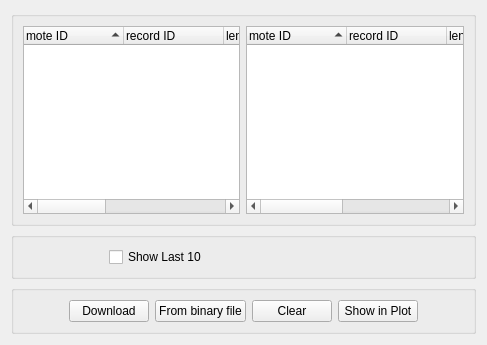
First picture: the form in tinyos-2.x/trunk/support/cpp/TestShimmer/src/SDataWidget.ui, repository baharev/szte-wsn-code, before the edit.
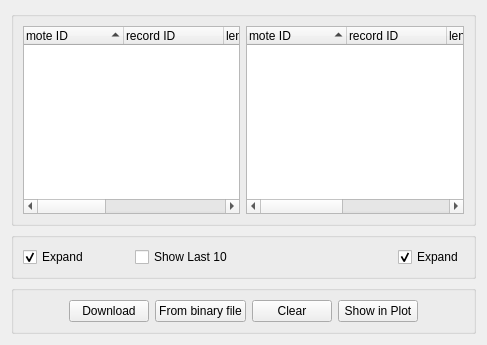
Second picture: the form after the edit.

```diff
--- a/tinyos-2.x/trunk/support/cpp/TestShimmer/src/SDataWidget.ui
+++ b/tinyos-2.x/trunk/support/cpp/TestShimmer/src/SDataWidget.ui
@@ -117,6 +117,16 @@
       <string/>
      </property>
      <layout class="QHBoxLayout" name="horizontalLayout_5">
+      <item>
+       <widget class="QCheckBox" name="expandLeft_cBox">
+        <property name="text">
+         <string>Expand</string>
+        </property>
+        <property name="checked">
+         <bool>true</bool>
+        </property>
+       </widget>
+      </item>
       <item>
        <spacer name="horizontalSpacer_3">
         <property name="orientation">
@@ -140,6 +150,19 @@
         </property>
        </widget>
       </item>
+      <item>
+       <spacer name="horizontalSpacer_7">
+        <property name="orientation">
+         <enum>Qt::Horizontal</enum>
+        </property>
+        <property name="sizeHint" stdset="0">
+         <size>
+          <width>40</width>
+          <height>20</height>
+         </size>
+        </property>
+       </spacer>
+      </item>
       <item>
        <spacer name="horizontalSpacer_5">
         <property name="orientation">
@@ -179,6 +202,16 @@
         </property>
        </spacer>
       </item>
+      <item>
+       <widget class="QCheckBox" name="expandRight_cBox">
+        <property name="text">
+         <string>Expand</string>
+        </property>
+        <property name="checked">
+         <bool>true</bool>
+        </property>
+       </widget>
+      </item>
      </layout>
     </widget>
    </item>
```
